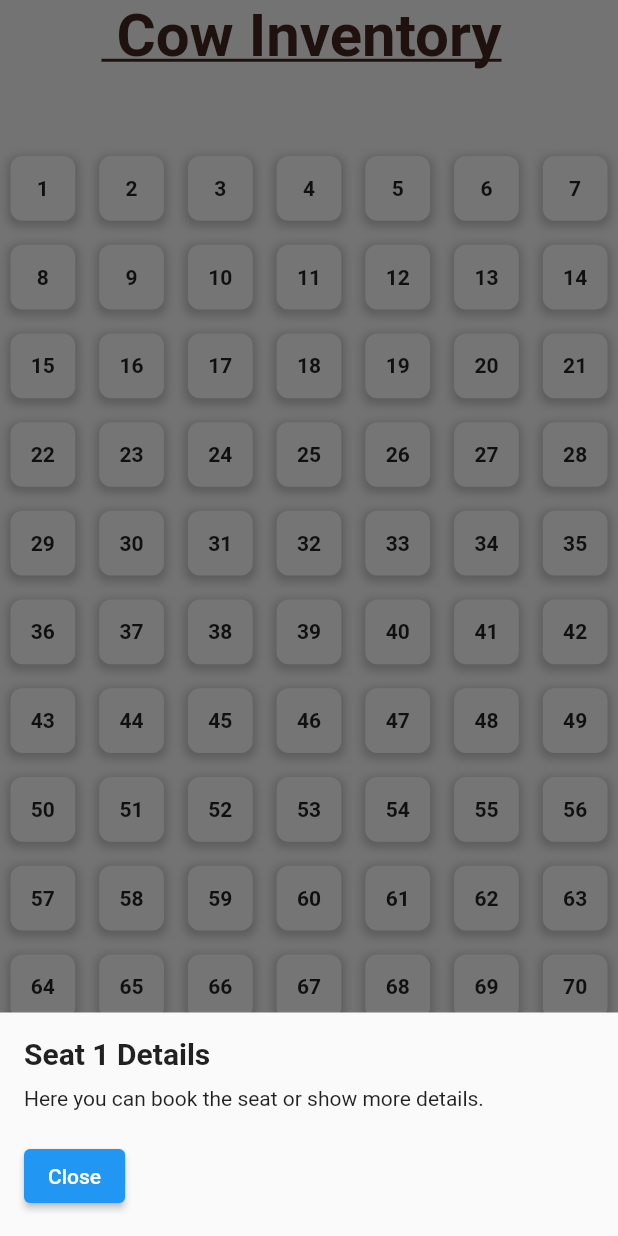
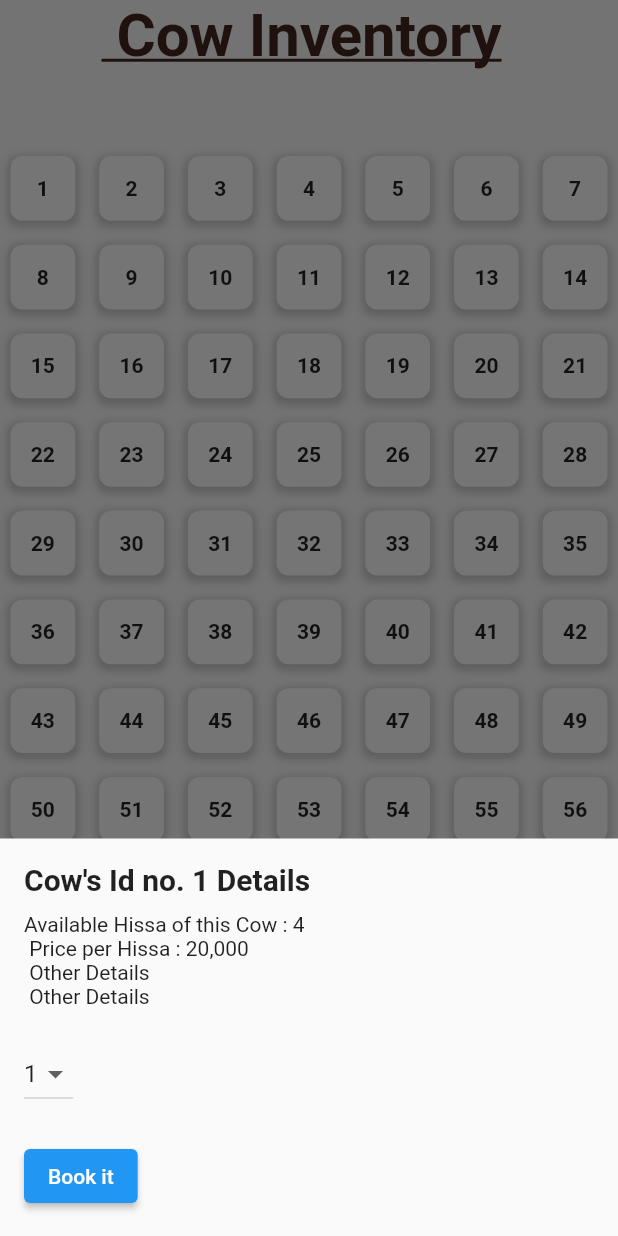
Before and after one commit to Ibrahiim-Ahmed/Ijtimai-Qurbani-App, a Flutter app: the CowInventory screen opened directly, after a tap on an icon or button, on a phone screen of 412 x 824 dp. Run offline on Flutter 3.47's test engine with Material 2 defaults, Android fonts, the light colour scheme and no system bars.

Commit message:
Inventory Functionality Completed

```diff
--- a/lib/pages/cow_inventory.dart
+++ b/lib/pages/cow_inventory.dart
@@ -7,7 +7,6 @@ class CowInventory extends StatelessWidget {
   Widget build(BuildContext context) {
     // TODO: implement build
 
-    // Define the number of rows and columns for the cinema seat grid
     final int rowCount = 10;
     final int columnCount = 7;
 
@@ -23,11 +22,10 @@ class CowInventory extends StatelessWidget {
                   decoration: TextDecoration.underline,
                   decorationColor: Color.fromARGB(255, 68, 40, 30),
                   fontWeight: FontWeight.bold),
-            ), // Replace with an appropriate title
+            ),
             SizedBox(
               height: 50,
             ),
-            // Create the cinema seat grid
             GridView.builder(
               shrinkWrap: true,
               gridDelegate: SliverGridDelegateWithFixedCrossAxisCount(
@@ -37,12 +35,10 @@ class CowInventory extends StatelessWidget {
               ),
               itemCount: rowCount * columnCount,
               itemBuilder: (BuildContext context, int index) {
-                // Calculate the row and column for the current index
                 int row = index ~/ columnCount + 1;
                 int column = index % columnCount + 1;
-                int seatNumber = row * columnCount - columnCount + column;
+                int idNumber = row * columnCount - columnCount + column;
 
-                // Customize seat appearance based on your needs
                 Color seatColor = Colors.white;
 
                 return GestureDetector(
@@ -51,6 +47,10 @@ class CowInventory extends StatelessWidget {
                     showModalBottomSheet(
                       context: context,
                       builder: (context) {
+                        int? selectedQuantity = 1;
+
+                        return StatefulBuilder(
+                          builder: (context, setState) {
                             return Container(
                               padding: EdgeInsets.all(16),
                               child: Column(
@@ -58,7 +58,7 @@ class CowInventory extends StatelessWidget {
                                 mainAxisSize: MainAxisSize.min,
                                 children: [
                                   Text(
-                                "Seat $seatNumber Details",
+                                    "Cow's Id no. $idNumber Details",
                                     style: TextStyle(
                                       fontWeight: FontWeight.bold,
                                       fontSize: 20,
@@ -66,16 +66,51 @@ class CowInventory extends StatelessWidget {
                                   ),
                                   SizedBox(height: 10),
                                   Text(
-                                  "Here you can book the seat or show more details."),
+                                      "Available Hissa of this Cow : 4 \n Price per Hissa : 20,000 \n Other Details \n Other Details"),
+                                  SizedBox(height: 20),
+                                  DropdownButton<int>(
+                                    value: selectedQuantity,
+                                    onChanged: (newValue) {
+                                      setState(() {
+                                        selectedQuantity = newValue;
+                                      });
+                                    },
+                                    items: List.generate(7, (index) {
+                                      return DropdownMenuItem<int>(
+                                        value: index + 1,
+                                        child: Text('${index + 1}'),
+                                      );
+                                    }),
+                                  ),
                                   SizedBox(height: 20),
                                   ElevatedButton(
                                     onPressed: () {
                                       Navigator.of(context).pop();
+                                      showDialog(
+                                        context: context,
+                                        builder: (context) {
+                                          return AlertDialog(
+                                            title: Text("Booking Confirmation"),
+                                            content: Text(
+                                                "You've booked $selectedQuantity Hissa(s) for Cow's Id no. $idNumber."),
+                                            actions: [
+                                              TextButton(
+                                                onPressed: () {
+                                                  Navigator.of(context).pop();
                                                 },
-                                child: Text("Close"),
+                                                child: Text("OK"),
+                                              ),
+                                            ],
+                                          );
+                                        },
+                                      );
+                                    },
+                                    child: Text("Book it"),
                                   ),
                                 ],
                               ),
+                            );
+                          },
                         );
                       },
                     );
@@ -99,7 +134,7 @@ class CowInventory extends StatelessWidget {
                     ),
                     child: Center(
                       child: Text(
-                        seatNumber.toString(),
+                        idNumber.toString(),
                         style: TextStyle(fontWeight: FontWeight.bold),
                       ),
                     ),
```
Also changed, not shown: lib/pages/goat_inventory.dart (+85 -13 lines). Lines whose indentation alone changed are shown as unchanged.
